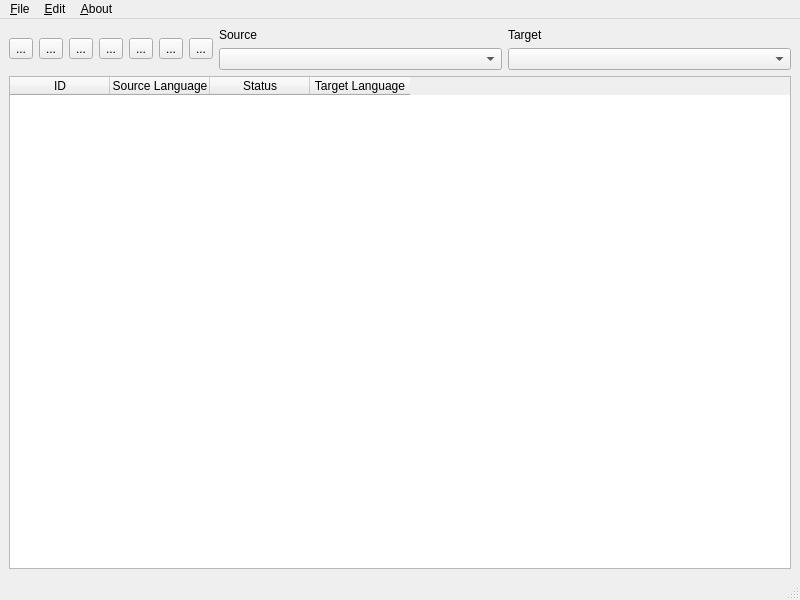
Cyberenchanter/Galaxy-Translator, file mainwindow.ui: the form before one commit.
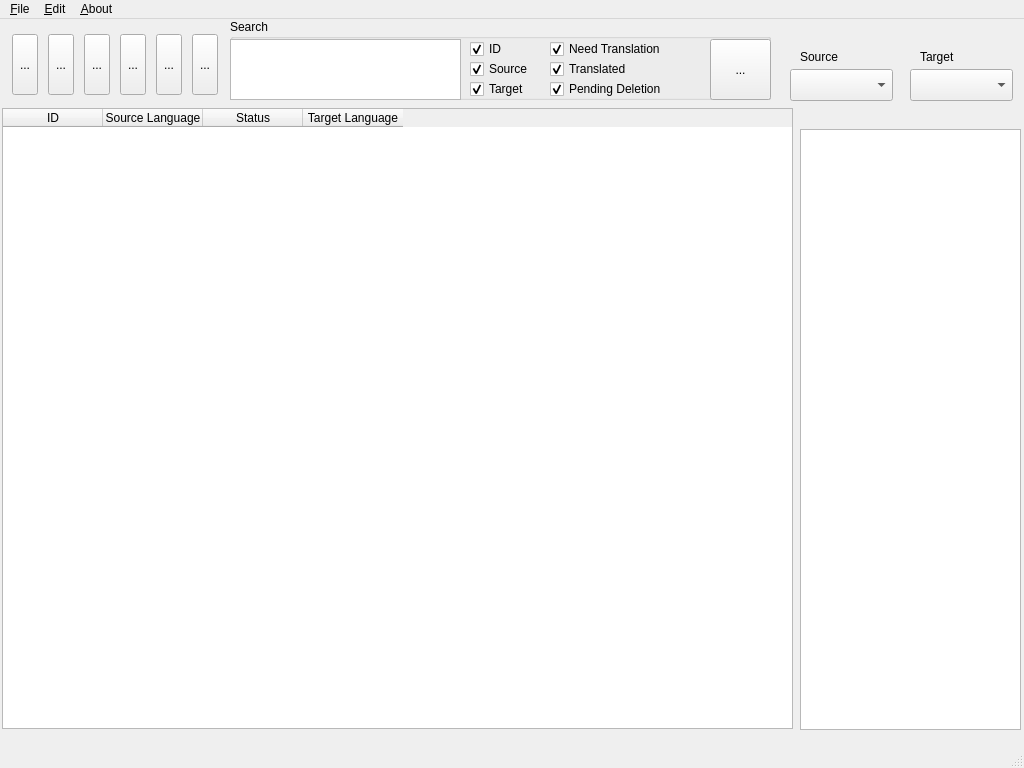
The form after the commit.

Commit message: Search Func

The edit to the form file:
```diff
--- a/mainwindow.ui
+++ b/mainwindow.ui
@@ -6,117 +6,318 @@
    <rect>
     <x>0</x>
     <y>0</y>
-    <width>800</width>
-    <height>600</height>
+    <width>1024</width>
+    <height>768</height>
    </rect>
   </property>
   <property name="windowTitle">
    <string/>
   </property>
   <widget class="QWidget" name="centralwidget">
-   <layout class="QGridLayout" name="gridLayout">
-    <item row="0" column="0" rowspan="2">
-     <widget class="QToolButton" name="toolButton_new">
-      <property name="text">
-       <string>...</string>
-      </property>
-     </widget>
-    </item>
-    <item row="0" column="1" rowspan="2">
-     <widget class="QToolButton" name="toolButton_copy">
-      <property name="text">
-       <string>...</string>
-      </property>
-     </widget>
-    </item>
-    <item row="0" column="2" rowspan="2">
-     <widget class="QToolButton" name="toolButton_paste">
-      <property name="text">
-       <string>...</string>
-      </property>
-     </widget>
-    </item>
-    <item row="0" column="3" rowspan="2">
-     <widget class="QToolButton" name="toolButton_open">
-      <property name="text">
-       <string>...</string>
-      </property>
-     </widget>
-    </item>
-    <item row="0" column="4" rowspan="2">
-     <widget class="QToolButton" name="toolButton_cut">
-      <property name="text">
-       <string>...</string>
-      </property>
-     </widget>
-    </item>
-    <item row="0" column="5" rowspan="2">
-     <widget class="QToolButton" name="toolButton_save">
-      <property name="text">
-       <string>...</string>
-      </property>
-     </widget>
-    </item>
-    <item row="0" column="6" rowspan="2">
-     <widget class="QToolButton" name="toolButton_approve">
-      <property name="text">
-       <string>...</string>
-      </property>
-     </widget>
-    </item>
-    <item row="0" column="7">
-     <widget class="QLabel" name="lang_ori">
-      <property name="text">
-       <string>Source</string>
-      </property>
-     </widget>
-    </item>
-    <item row="0" column="8">
-     <widget class="QLabel" name="lang_tar">
-      <property name="text">
-       <string>Target</string>
-      </property>
-     </widget>
-    </item>
-    <item row="1" column="7">
-     <widget class="QComboBox" name="lang_ori_select"/>
-    </item>
-    <item row="1" column="8">
-     <widget class="QComboBox" name="lang_tar_select"/>
-    </item>
-    <item row="2" column="0" colspan="9">
-     <widget class="QTableWidget" name="maintable">
-      <column>
-       <property name="text">
-        <string>ID</string>
-       </property>
-      </column>
-      <column>
-       <property name="text">
-        <string>Source Language</string>
-       </property>
-      </column>
-      <column>
-       <property name="text">
-        <string>Status</string>
-       </property>
-      </column>
-      <column>
-       <property name="text">
-        <string>Target Language</string>
-       </property>
-      </column>
-     </widget>
-    </item>
-   </layout>
+   <widget class="QLabel" name="lang_ori">
+    <property name="geometry">
+     <rect>
+      <x>800</x>
+      <y>30</y>
+      <width>42</width>
+      <height>16</height>
+     </rect>
+    </property>
+    <property name="text">
+     <string>Source</string>
+    </property>
+   </widget>
+   <widget class="QLabel" name="lang_tar">
+    <property name="geometry">
+     <rect>
+      <x>920</x>
+      <y>30</y>
+      <width>38</width>
+      <height>16</height>
+     </rect>
+    </property>
+    <property name="text">
+     <string>Target</string>
+    </property>
+   </widget>
+   <widget class="QComboBox" name="lang_ori_select">
+    <property name="geometry">
+     <rect>
+      <x>790</x>
+      <y>50</y>
+      <width>103</width>
+      <height>32</height>
+     </rect>
+    </property>
+   </widget>
+   <widget class="QComboBox" name="lang_tar_select">
+    <property name="geometry">
+     <rect>
+      <x>910</x>
+      <y>50</y>
+      <width>103</width>
+      <height>32</height>
+     </rect>
+    </property>
+   </widget>
+   <widget class="QTableWidget" name="maintable">
+    <property name="geometry">
+     <rect>
+      <x>2</x>
+      <y>89</y>
+      <width>791</width>
+      <height>621</height>
+     </rect>
+    </property>
+    <column>
+     <property name="text">
+      <string>ID</string>
+     </property>
+    </column>
+    <column>
+     <property name="text">
+      <string>Source Language</string>
+     </property>
+    </column>
+    <column>
+     <property name="text">
+      <string>Status</string>
+     </property>
+    </column>
+    <column>
+     <property name="text">
+      <string>Target Language</string>
+     </property>
+    </column>
+   </widget>
+   <widget class="QToolButton" name="toolButton_import">
+    <property name="geometry">
+     <rect>
+      <x>12</x>
+      <y>15</y>
+      <width>26</width>
+      <height>61</height>
+     </rect>
+    </property>
+    <property name="text">
+     <string>...</string>
+    </property>
+   </widget>
+   <widget class="QToolButton" name="toolButton_export">
+    <property name="geometry">
+     <rect>
+      <x>48</x>
+      <y>15</y>
+      <width>26</width>
+      <height>61</height>
+     </rect>
+    </property>
+    <property name="text">
+     <string>...</string>
+    </property>
+   </widget>
+   <widget class="QToolButton" name="toolButton_open">
+    <property name="geometry">
+     <rect>
+      <x>84</x>
+      <y>15</y>
+      <width>26</width>
+      <height>61</height>
+     </rect>
+    </property>
+    <property name="text">
+     <string>...</string>
+    </property>
+   </widget>
+   <widget class="QToolButton" name="toolButton_save">
+    <property name="geometry">
+     <rect>
+      <x>120</x>
+      <y>15</y>
+      <width>26</width>
+      <height>61</height>
+     </rect>
+    </property>
+    <property name="text">
+     <string>...</string>
+    </property>
+   </widget>
+   <widget class="QToolButton" name="toolButton_copy">
+    <property name="geometry">
+     <rect>
+      <x>156</x>
+      <y>15</y>
+      <width>26</width>
+      <height>61</height>
+     </rect>
+    </property>
+    <property name="text">
+     <string>...</string>
+    </property>
+   </widget>
+   <widget class="QToolButton" name="toolButton_approve">
+    <property name="geometry">
+     <rect>
+      <x>192</x>
+      <y>15</y>
+      <width>26</width>
+      <height>61</height>
+     </rect>
+    </property>
+    <property name="text">
+     <string>...</string>
+    </property>
+   </widget>
+   <widget class="QGroupBox" name="groupBox">
+    <property name="geometry">
+     <rect>
+      <x>230</x>
+      <y>0</y>
+      <width>541</width>
+      <height>81</height>
+     </rect>
+    </property>
+    <property name="title">
+     <string>Search</string>
+    </property>
+    <widget class="QPlainTextEdit" name="searchboxtext">
+     <property name="geometry">
+      <rect>
+       <x>0</x>
+       <y>20</y>
+       <width>231</width>
+       <height>61</height>
+      </rect>
+     </property>
+    </widget>
+    <widget class="QCheckBox" name="checkBox_id">
+     <property name="geometry">
+      <rect>
+       <x>240</x>
+       <y>20</y>
+       <width>81</width>
+       <height>20</height>
+      </rect>
+     </property>
+     <property name="text">
+      <string>ID</string>
+     </property>
+     <property name="checked">
+      <bool>true</bool>
+     </property>
+    </widget>
+    <widget class="QCheckBox" name="checkBox_ori">
+     <property name="geometry">
+      <rect>
+       <x>240</x>
+       <y>40</y>
+       <width>81</width>
+       <height>20</height>
+      </rect>
+     </property>
+     <property name="text">
+      <string>Source</string>
+     </property>
+     <property name="checked">
+      <bool>true</bool>
+     </property>
+    </widget>
+    <widget class="QCheckBox" name="checkBox_tar">
+     <property name="geometry">
+      <rect>
+       <x>240</x>
+       <y>60</y>
+       <width>81</width>
+       <height>20</height>
+      </rect>
+     </property>
+     <property name="text">
+      <string>Target</string>
+     </property>
+     <property name="checked">
+      <bool>true</bool>
+     </property>
+    </widget>
+    <widget class="QCheckBox" name="checkBox_nt">
+     <property name="geometry">
+      <rect>
+       <x>320</x>
+       <y>20</y>
+       <width>131</width>
+       <height>20</height>
+      </rect>
+     </property>
+     <property name="text">
+      <string>Need Translation</string>
+     </property>
+     <property name="checked">
+      <bool>true</bool>
+     </property>
+    </widget>
+    <widget class="QCheckBox" name="checkBox_tr">
+     <property name="geometry">
+      <rect>
+       <x>320</x>
+       <y>40</y>
+       <width>121</width>
+       <height>20</height>
+      </rect>
+     </property>
+     <property name="text">
+      <string>Translated</string>
+     </property>
+     <property name="checked">
+      <bool>true</bool>
+     </property>
+    </widget>
+    <widget class="QCheckBox" name="checkBox_pd">
+     <property name="geometry">
+      <rect>
+       <x>320</x>
+       <y>60</y>
+       <width>131</width>
+       <height>20</height>
+      </rect>
+     </property>
+     <property name="text">
+      <string>Pending Deletion</string>
+     </property>
+     <property name="checked">
+      <bool>true</bool>
+     </property>
+    </widget>
+    <widget class="QToolButton" name="toolButton_search">
+     <property name="geometry">
+      <rect>
+       <x>480</x>
+       <y>20</y>
+       <width>61</width>
+       <height>61</height>
+      </rect>
+     </property>
+     <property name="text">
+      <string>...</string>
+     </property>
+    </widget>
+   </widget>
+   <widget class="QTreeView" name="treeView">
+    <property name="geometry">
+     <rect>
+      <x>800</x>
+      <y>110</y>
+      <width>221</width>
+      <height>601</height>
+     </rect>
+    </property>
+   </widget>
   </widget>
   <widget class="QMenuBar" name="menubar">
    <property name="geometry">
     <rect>
      <x>0</x>
      <y>0</y>
-     <width>800</width>
-     <height>37</height>
+     <width>1024</width>
+     <height>22</height>
     </rect>
    </property>
    <widget class="QMenu" name="menu_File">
```
Left out of the diff: 50 changed lines with no effect on the pictures. The commit also changes 2 other files.
